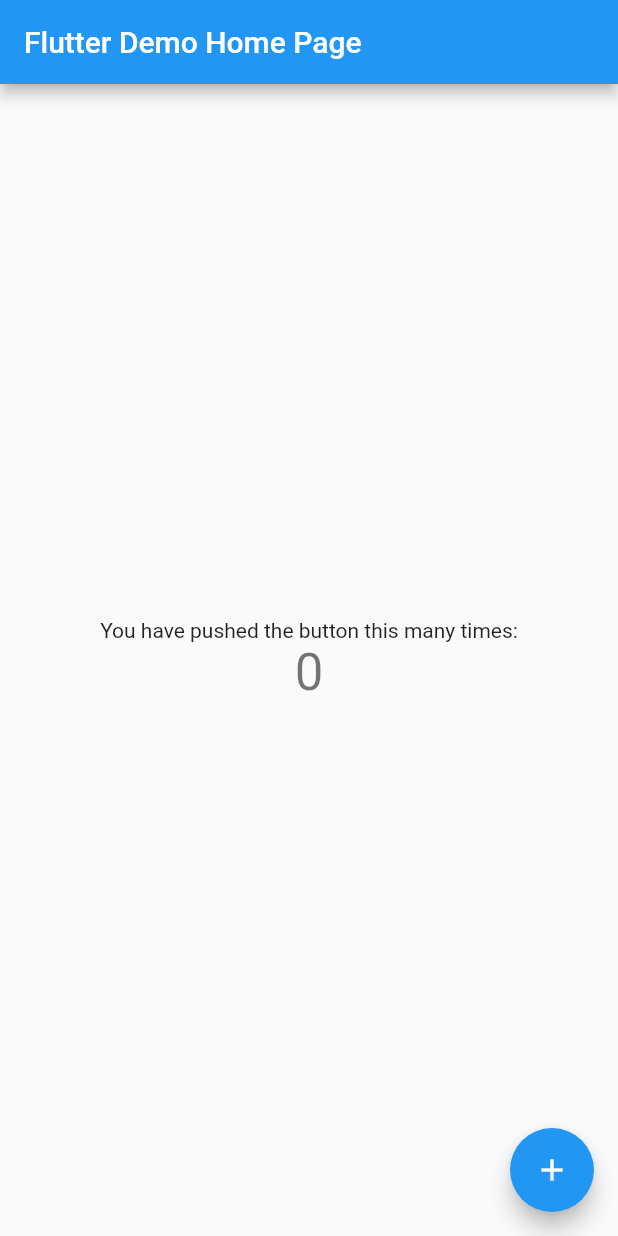
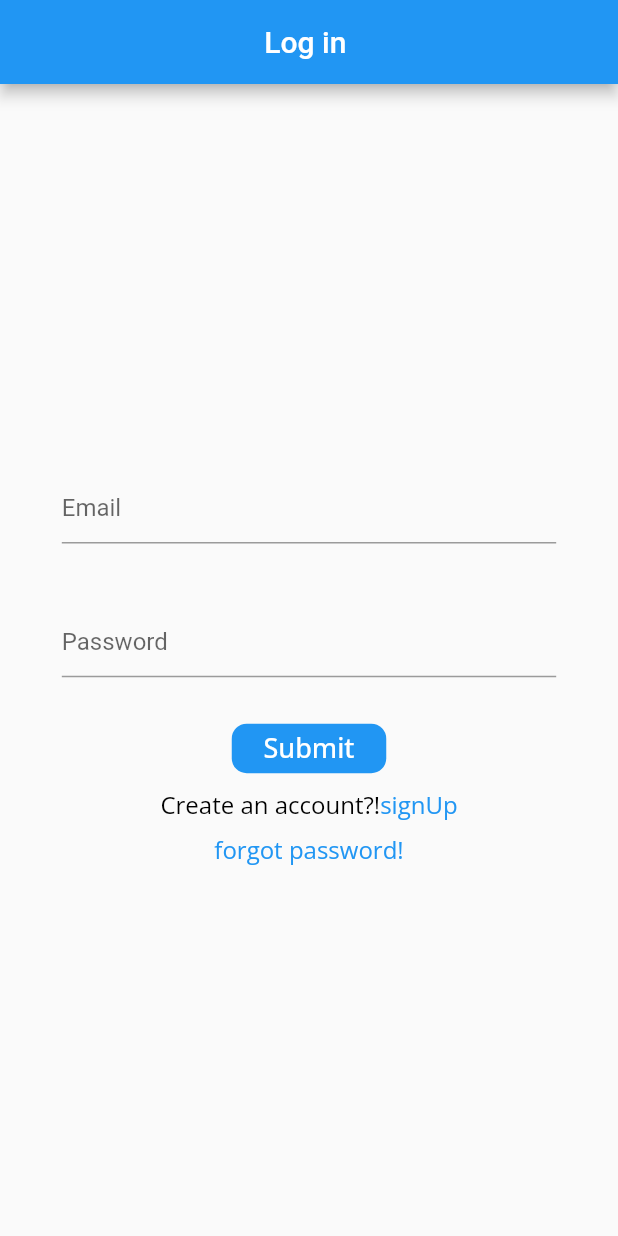
Before and after one commit to bhumika-kalaru/news, a Flutter app: the screen it shows after launch, on a phone screen of 412 x 824 dp. Run offline on Flutter 3.47's test engine with Material 2 defaults, Android fonts, the phone set to English and light mode, and no system bars; our stand-ins replace animated_splash_screen, firebase_auth, firebase_core, google_fonts; missing offline and left inert: email_otp; accounts and stored records are empty.

Commit message:
login, signup, reset, logout done

```diff
--- /dev/null
+++ b/lib/constants.dart
@@ -0,0 +1,14 @@
+import 'package:flutter/cupertino.dart';
+import 'package:flutter/material.dart';
+import 'package:google_fonts/google_fonts.dart';
+
+
+final Color? white = Colors.white;
+final Color? blue = Colors.blue;
+final Color? black = Colors.black;
+
+
+List<BoxShadow> blueShadow = [
+  BoxShadow(
+      color: Colors.lightBlue[100]!, blurRadius: 20, offset: Offset(0, 10))
+];
--- /dev/null
+++ b/lib/logIn.dart
@@ -0,0 +1,25 @@
+import 'package:flutter/material.dart';
+import 'package:firebase_auth/firebase_auth.dart';
+import 'package:google_fonts/google_fonts.dart';
+import 'package:news/homePage.dart';
+import 'package:news/signIn.dart';
+
+
+class LogIn extends StatelessWidget {
+  const LogIn({super.key});
+
+  @override
+  Widget build(BuildContext context) {
+    return Scaffold(
+      body: StreamBuilder<User?>(
+        stream: FirebaseAuth.instance.authStateChanges(),
+        builder: (context, snapshot) {
+          if (snapshot.hasData) {
+            return homePage();
+          }
+          return SignIn();
+        },
+      ),
+    );
+  }
+}
--- a/lib/main.dart
+++ b/lib/main.dart
@@ -1,115 +1,45 @@
 import 'package:flutter/material.dart';
+import 'package:animated_splash_screen/animated_splash_screen.dart';
+import 'package:firebase_core/firebase_core.dart';
 
-void main() {
-  runApp(const MyApp());
+import 'logIn.dart';
+Future main() async {
+  WidgetsFlutterBinding.ensureInitialized();
+
+  await Firebase.initializeApp();
+  runApp(MyApp());
 }
 
 class MyApp extends StatelessWidget {
   const MyApp({super.key});
 
-  // This widget is the root of your application.
   @override
   Widget build(BuildContext context) {
     return MaterialApp(
-      title: 'Flutter Demo',
-      theme: ThemeData(
-        // This is the theme of your application.
-        //
-        // Try running your application with "flutter run". You'll see the
-        // application has a blue toolbar. Then, without quitting the app, try
-        // changing the primarySwatch below to Colors.green and then invoke
-        // "hot reload" (press "r" in the console where you ran "flutter run",
-        // or simply save your changes to "hot reload" in a Flutter IDE).
-        // Notice that the counter didn't reset back to zero; the application
-        // is not restarted.
-        primarySwatch: Colors.blue,
-      ),
-      home: const MyHomePage(title: 'Flutter Demo Home Page'),
+        debugShowCheckedModeBanner: false,
+        title: 'Flutter Demo',
+        theme: ThemeData(
+          primarySwatch: Colors.blue,
+        ),
+        home: splash());
+  }
+}
+
+class splash extends StatefulWidget {
+  const splash({super.key});
+
+  @override
+  State<splash> createState() => _splashState();
+}
+
+class _splashState extends State<splash> {
+  @override
+  Widget build(BuildContext context) {
+    return AnimatedSplashScreen(
+      splash: 'images/megaphone.png',
+      nextScreen: LogIn(),
+      splashTransition: SplashTransition.rotationTransition,
+      duration: 3000,
     );
   }
 }
-
-class MyHomePage extends StatefulWidget {
-  const MyHomePage({super.key, required this.title});
-
-  // This widget is the home page of your application. It is stateful, meaning
-  // that it has a State object (defined below) that contains fields that affect
-  // how it looks.
-
-  // This class is the configuration for the state. It holds the values (in this
-  // case the title) provided by the parent (in this case the App widget) and
-  // used by the build method of the State. Fields in a Widget subclass are
-  // always marked "final".
-
-  final String title;
-
-  @override
-  State<MyHomePage> createState() => _MyHomePageState();
-}
-
-class _MyHomePageState extends State<MyHomePage> {
-  int _counter = 0;
-
-  void _incrementCounter() {
-    setState(() {
-      // This call to setState tells the Flutter framework that something has
-      // changed in this State, which causes it to rerun the build method below
-      // so that the display can reflect the updated values. If we changed
-      // _counter without calling setState(), then the build method would not be
-      // called again, and so nothing would appear to happen.
-      _counter++;
-    });
-  }
-
-  @override
-  Widget build(BuildContext context) {
-    // This method is rerun every time setState is called, for instance as done
-    // by the _incrementCounter method above.
-    //
-    // The Flutter framework has been optimized to make rerunning build methods
-    // fast, so that you can just rebuild anything that needs updating rather
-    // than having to individually change instances of widgets.
-    return Scaffold(
-      appBar: AppBar(
-        // Here we take the value from the MyHomePage object that was created by
-        // the App.build method, and use it to set our appbar title.
-        title: Text(widget.title),
-      ),
-      body: Center(
-        // Center is a layout widget. It takes a single child and positions it
-        // in the middle of the parent.
-        child: Column(
-          // Column is also a layout widget. It takes a list of children and
-          // arranges them vertically. By default, it sizes itself to fit its
-          // children horizontally, and tries to be as tall as its parent.
-          //
-          // Invoke "debug painting" (press "p" in the console, choose the
-          // "Toggle Debug Paint" action from the Flutter Inspector in Android
-          // Studio, or the "Toggle Debug Paint" command in Visual Studio Code)
-          // to see the wireframe for each widget.
-          //
-          // Column has various properties to control how it sizes itself and
-          // how it positions its children. Here we use mainAxisAlignment to
-          // center the children vertically; the main axis here is the vertical
-          // axis because Columns are vertical (the cross axis would be
-          // horizontal).
-          mainAxisAlignment: MainAxisAlignment.center,
-          children: <Widget>[
-            const Text(
-              'You have pushed the button this many times:',
-            ),
-            Text(
-              '$_counter',
-              style: Theme.of(context).textTheme.headline4,
-            ),
-          ],
-        ),
-      ),
-      floatingActionButton: FloatingActionButton(
-        onPressed: _incrementCounter,
-        tooltip: 'Increment',
-        child: const Icon(Icons.add),
-      ), // This trailing comma makes auto-formatting nicer for build methods.
-    );
-  }
-}
--- /dev/null
+++ b/lib/signIn.dart
@@ -0,0 +1,143 @@
+import 'constants.dart';
+import 'signUp.dart';
+import 'verify.dart';
+import 'package:google_fonts/google_fonts.dart';
+import 'package:firebase_auth/firebase_auth.dart';
+import 'package:flutter/material.dart';
+
+import 'forgotPassword.dart';
+import 'homePage.dart';
+
+class SignIn extends StatefulWidget {
+  const SignIn({super.key});
+
+  @override
+  State<SignIn> createState() => _SignInState();
+}
+
+class _SignInState extends State<SignIn> {
+  final emailController = TextEditingController();
+  final passwordController = TextEditingController();
+  @override
+  void dispose() {
+    emailController.dispose();
+    passwordController.dispose();
+    super.dispose();
+  }
+
+  Widget build(BuildContext context) {
+    double h = MediaQuery.of(context).size.height,
+        w = MediaQuery.of(context).size.width;
+    return Scaffold(
+      appBar: AppBar(
+        title: Text("Log in "),
+        centerTitle: true,
+      ),
+      body: Column(
+        mainAxisAlignment: MainAxisAlignment.center,
+        crossAxisAlignment: CrossAxisAlignment.center,
+        children: [
+          Container(
+            margin: EdgeInsets.symmetric(horizontal: w / 10, vertical: h / 40),
+            child: TextFormField(
+              controller: emailController,
+              decoration: InputDecoration(hintText: "Email"),
+            ),
+          ),
+          Container(
+            margin: EdgeInsets.symmetric(horizontal: w / 10, vertical: h / 40),
+            child: TextFormField(
+              controller: passwordController,
+              decoration: InputDecoration(hintText: "Password"),
+            ),
+          ),
+          GestureDetector(
+              child: Container(
+                margin: EdgeInsets.symmetric(vertical: h / 80),
+                height: h / 25,
+                width: w / 4,
+                child: Center(
+                    child: Text(
+                      "Submit",
+                      style: GoogleFonts.openSans(
+                          color: white, fontWeight: FontWeight.w500, fontSize: 18),
+                    )),
+                decoration: BoxDecoration(
+                    color: blue, borderRadius: BorderRadius.circular(10)),
+              ),
+              onTap: () async {
+                int size = emailController.text.length, flag = 1, j = 0;
+                String s = "iiita.ac.in",
+                    email = emailController.text.toString();
+                for (int i = size - 11; i < size; i++) {
+                  if (s[j] != email[i]) {
+                    flag = 0;
+                  }
+                  j++;
+                }
+                if (flag == 0) {
+                  ScaffoldMessenger.of(context).showSnackBar(SnackBar(
+                    content: Text("Email doesn't belong to the community"),
+                    backgroundColor: Colors.red,
+                  ));
+                } else {
+                  try {
+                    UserCredential userCredential = await FirebaseAuth.instance
+                        .signInWithEmailAndPassword(
+                        email: emailController.text,
+                        password: passwordController.text);
+                    Navigator.pushAndRemoveUntil(
+                      context,
+                      MaterialPageRoute(builder: (context) => homePage()),
+                          (Route<dynamic> route) => false,
+                    );
+                  } on FirebaseAuthException catch (e) {
+                    if (e.code == 'user-not-found') {
+                      ScaffoldMessenger.of(context).showSnackBar(SnackBar(
+                        content: Text("No user found for that email."),
+                        backgroundColor: Colors.red,
+                      ));
+                      print('No user found for that email.');
+                    } else if (e.code == 'wrong-password') {
+                      ScaffoldMessenger.of(context).showSnackBar(SnackBar(
+                        content: Text("Wrong Password"),
+                        backgroundColor: Colors.red,
+                      ));
+                    }
+                  }
+                }
+              }
+
+          ),
+          GestureDetector(
+            child: RichText(
+                text: TextSpan(
+                    text: 'Create an account?!',
+                    style: GoogleFonts.openSans(color: black, fontSize: 16),
+                    children: [
+                      TextSpan(
+                        text: "signUp",
+                        style: GoogleFonts.openSans(color: blue, fontSize: 16),
+                      )
+                    ])),
+            onTap: (() {
+              Navigator.push(
+                  context, MaterialPageRoute(builder: (context) => Verify()));
+            }),
+          ),
+          GestureDetector(
+            child: Container(
+                margin: EdgeInsets.symmetric(vertical: h / 100),
+                child: Text(
+                  "forgot password!",
+                  style: GoogleFonts.openSans(color: blue, fontSize: 16),
+                )),
+            onTap: (() {
+              Navigator.push(context,
+                  MaterialPageRoute(builder: (context) => ForgotPassword()));
+            }),
+          )
+        ],
+      ),
+    );
+  }}
```
Also changed, not shown: lib/forgotPassword.dart (added, +116 -0 lines), lib/homePage.dart (added, +39 -0 lines), lib/signUp.dart (added, +110 -0 lines), lib/verify.dart (added, +126 -0 lines), pubspec.yaml (+7 -0 lines), images/megaphone.png (added), pubspec.lock, 4 other files.
